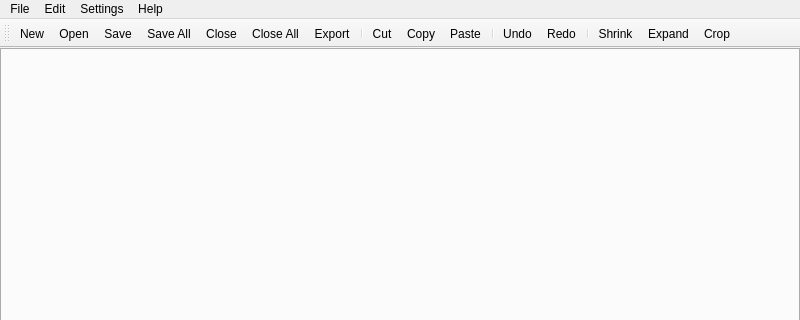
Above: src/mainwindow.ui from gyoerkaa/confuser before the change; both pictures show x 0 to 800 and y 0 to 320 of the 800 by 600 pixel window. Below: the same form after it.
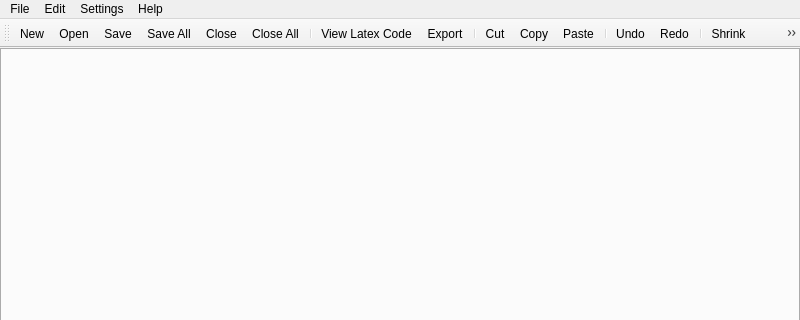
That is the form after the change. Icons and pictures are not drawn.

Commit message: Finished undo/redo funcionality & code view

```diff
--- a/src/mainwindow.ui
+++ b/src/mainwindow.ui
@@ -182,6 +182,8 @@
    <addaction name="actionSaveAll"/>
    <addaction name="actionCmatClose"/>
    <addaction name="actionCmatCloseAll"/>
+   <addaction name="separator"/>
+   <addaction name="actionViewLatexCode"/>
    <addaction name="actionCmatExport"/>
    <addaction name="separator"/>
    <addaction name="actionCut"/>
@@ -438,6 +440,15 @@
     <string>Exit</string>
    </property>
   </action>
+  <action name="actionViewLatexCode">
+   <property name="icon">
+    <iconset resource="confuser.qrc">
+     <normaloff>:/icons/images/icons/view_code.png</normaloff>:/icons/images/icons/view_code.png</iconset>
+   </property>
+   <property name="text">
+    <string>View Latex Code ...</string>
+   </property>
+  </action>
  </widget>
  <layoutdefault spacing="6" margin="11"/>
  <resources/>
```
Left out of the diff: 14 changed lines with no effect on the pictures. The commit also changes 26 other files.
